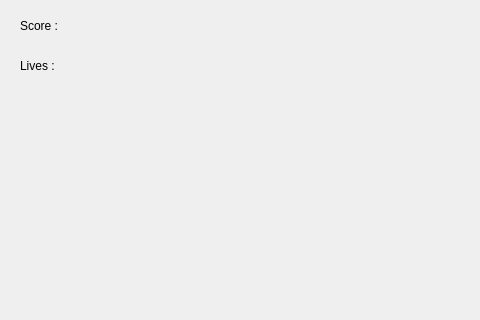
First picture: the form in Dodge-it/Dodge-it/widgetgame.ui, repository Fulde/dodge-it, before the edit; both pictures show x 0 to 480 and y 0 to 320 of the 1024 by 768 pixel window.
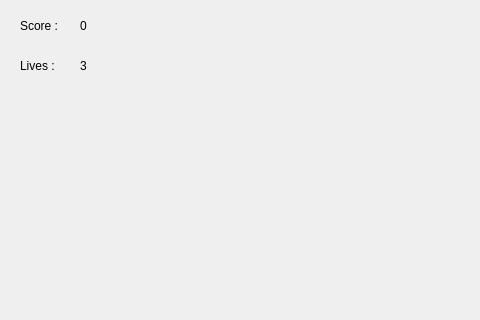
Second picture: the form after the edit. Icons and pictures are not drawn.

```diff
--- a/Dodge-it/Dodge-it/widgetgame.ui
+++ b/Dodge-it/Dodge-it/widgetgame.ui
@@ -21,7 +21,7 @@
     <rect>
      <x>20</x>
      <y>10</y>
-     <width>171</width>
+     <width>51</width>
      <height>31</height>
     </rect>
    </property>
@@ -34,7 +34,7 @@
     <rect>
      <x>20</x>
      <y>50</y>
-     <width>171</width>
+     <width>41</width>
      <height>31</height>
     </rect>
    </property>
@@ -84,6 +84,32 @@
     <bool>false</bool>
    </property>
   </widget>
+  <widget class="QLabel" name="lblLives">
+   <property name="geometry">
+    <rect>
+     <x>80</x>
+     <y>50</y>
+     <width>16</width>
+     <height>31</height>
+    </rect>
+   </property>
+   <property name="text">
+    <string>3</string>
+   </property>
+  </widget>
+  <widget class="QLabel" name="lblScore">
+   <property name="geometry">
+    <rect>
+     <x>80</x>
+     <y>10</y>
+     <width>141</width>
+     <height>31</height>
+    </rect>
+   </property>
+   <property name="text">
+    <string>0</string>
+   </property>
+  </widget>
  </widget>
  <layoutdefault spacing="6" margin="11"/>
  <resources>
```
Left out of the diff: 4 changed lines with no effect on the pictures.
